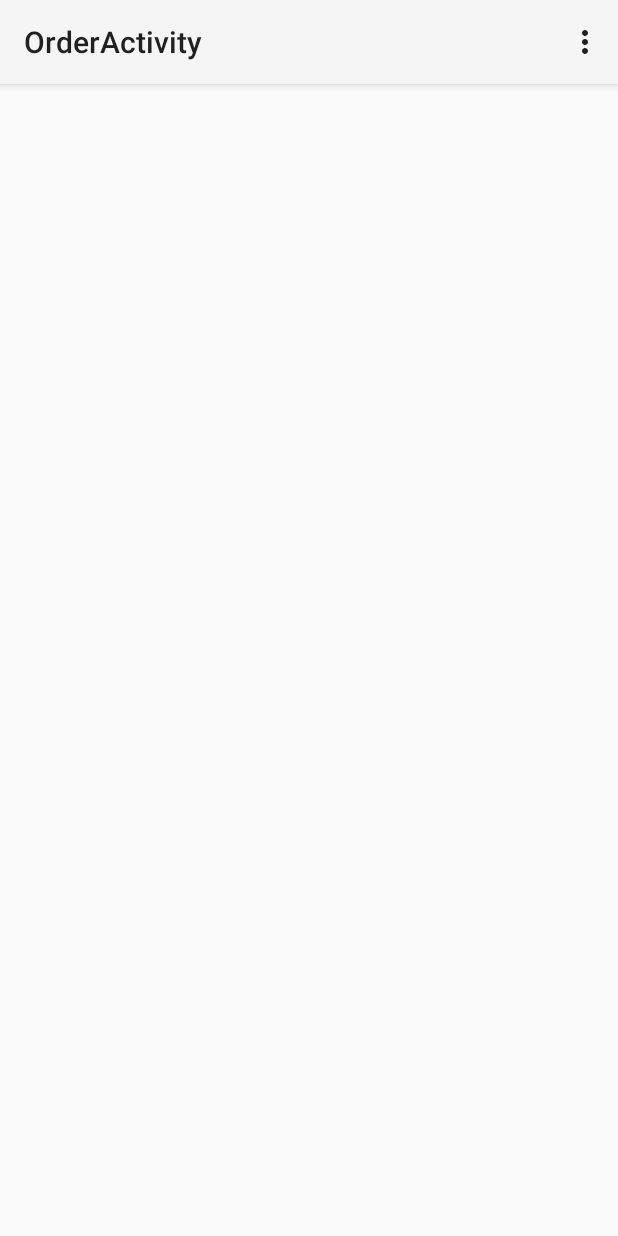
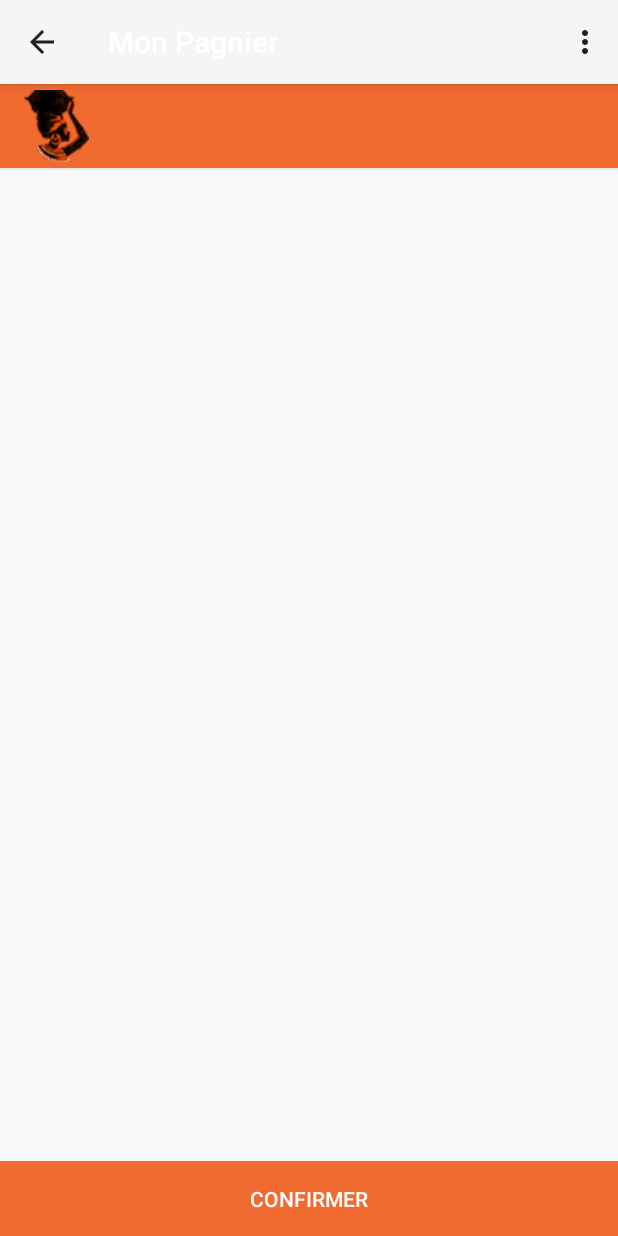
Before and after one commit to steevex35/JamboApp, an Android app: the OrderActivity screen opened directly, with no data from a screen before it, on a phone screen of 412 x 824 dp. Run offline under Robolectric (Android 15) with nearby library versions, the phone set to English and light mode, and no system bars; 1 statement that could not run was skipped.

Commit message:
page Order Activity

```diff
--- a/app/src/main/java/com/steevesobiangndam/jamboapp/OrderActivity.java
+++ b/app/src/main/java/com/steevesobiangndam/jamboapp/OrderActivity.java
@@ -2,15 +2,27 @@ package com.steevesobiangndam.jamboapp;
 
 import android.support.v7.app.AppCompatActivity;
 import android.os.Bundle;
+import android.support.v7.widget.Toolbar;
+import android.text.Html;
 import android.view.Menu;
 import android.view.MenuItem;
 
 public class OrderActivity extends AppCompatActivity {
 
+    private Toolbar toolbar;
     @Override
     protected void onCreate(Bundle savedInstanceState) {
         super.onCreate(savedInstanceState);
         setContentView(R.layout.activity_order);
+        ini_toolBar();
+    }
+
+    public void ini_toolBar(){
+        toolbar=(Toolbar)findViewById(R.id.tool_bar);
+        setSupportActionBar(toolbar);
+        getSupportActionBar().setDisplayHomeAsUpEnabled(true);
+        toolbar.setLogo(R.drawable.tool_icon);
+        getSupportActionBar().setTitle(Html.fromHtml("<center><font color='#ffffff'> Mon Pagnier </font></center>"));
     }
 
     @Override
--- a/app/src/main/res/layout/activity_order.xml
+++ b/app/src/main/res/layout/activity_order.xml
@@ -1,13 +1,29 @@
-<RelativeLayout xmlns:android="http://schemas.android.com/apk/res/android"
-    xmlns:tools="http://schemas.android.com/tools"
+<LinearLayout xmlns:android="http://schemas.android.com/apk/res/android"
     android:layout_width="match_parent"
     android:layout_height="match_parent"
-    android:paddingLeft="@dimen/activity_horizontal_margin"
-    android:paddingRight="@dimen/activity_horizontal_margin"
-    android:paddingTop="@dimen/activity_vertical_margin"
-    android:paddingBottom="@dimen/activity_vertical_margin"
-    tools:context="com.steevesobiangndam.jamboapp.OrderActivity">
+    android:orientation="vertical">
+
+    <include android:id="@+id/tool_bar"
+        layout="@layout/toolbar"
+        android:layout_height="wrap_content"
+        android:layout_width="match_parent" />
 
 
 
-</RelativeLayout>
+    <LinearLayout
+        android:layout_width="match_parent"
+        android:layout_height="0dp"
+        android:layout_weight="1"
+        android:gravity="center|bottom"
+        android:orientation="vertical" >
+        <Button
+            android:text="confirmer"
+            android:id="@+id/Button"
+            android:background="@color/ColorPrimary"
+            android:textColor="@color/ColorWhite"
+            android:layout_gravity="bottom"
+            android:layout_width="fill_parent"
+            android:layout_height="50dp">
+        </Button>
+    </LinearLayout>
+</LinearLayout>
```
